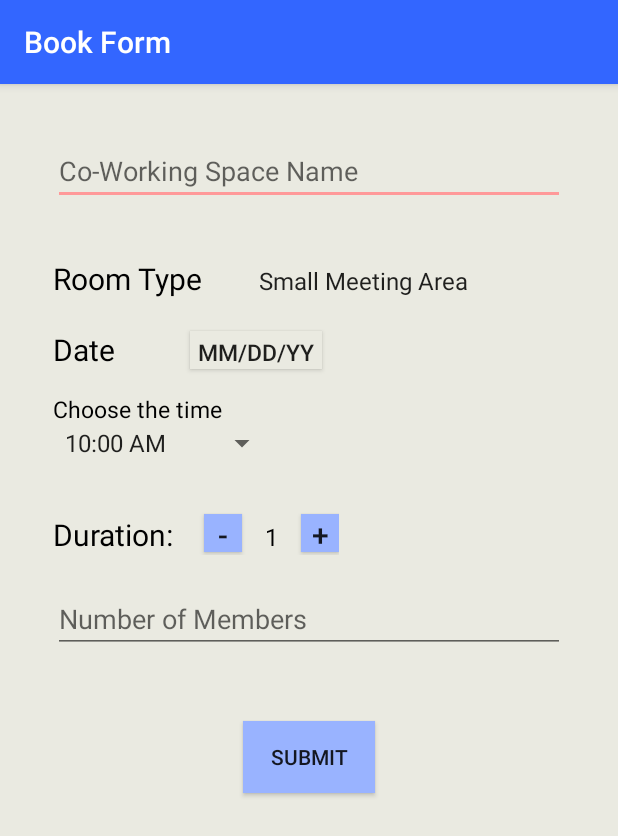
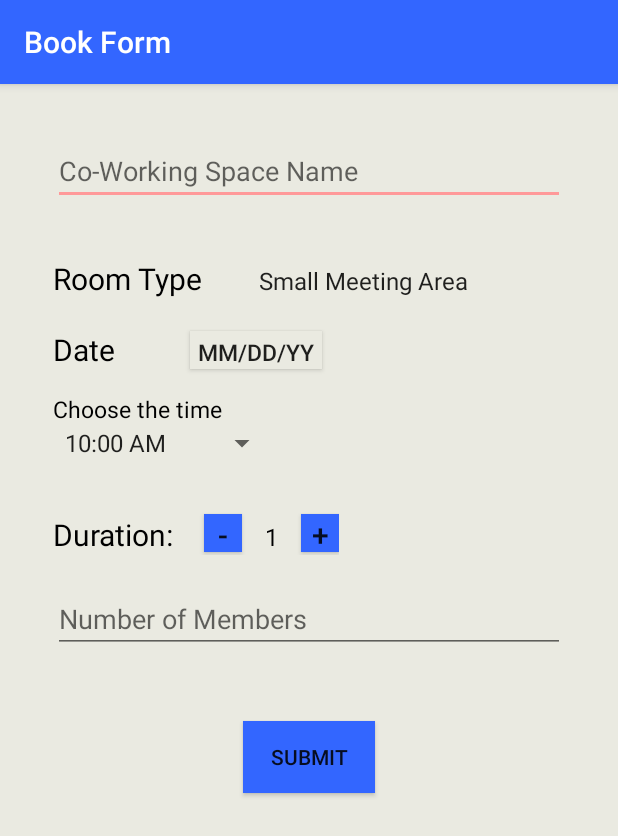
Before and after one commit to MayarSayed/Linguists, an Android app: the BookForm screen opened directly, with no data from a screen before it, on a phone screen of 412 x 824 dp. Shown: the top 836 px of the screen. Run offline under Robolectric (Android 15) with nearby library versions, the phone set to English and light mode, and no system bars.

Commit message:
colors edit

```diff
--- a/app/src/main/res/layout/cws_list_item.xml
+++ b/app/src/main/res/layout/cws_list_item.xml
@@ -9,6 +9,7 @@
     android:background="@android:color/white"
     android:id="@+id/list_item"
     android:backgroundTint="#cce0ff"
+    android:layout_marginBottom="10dp"
     >
 
     <ImageView
--- a/app/src/main/res/values/colors.xml
+++ b/app/src/main/res/values/colors.xml
@@ -4,5 +4,5 @@
     <color name="colorPrimaryDark">  #002db3</color>
     <color name="colorAccent">#ff9999</color>
     <color name="MyBackground">#eaeae1</color>
-    <color name="forbutton">#99b3ff</color>
+    <color name="forbutton">#3366ff</color>
 </resources>
```
